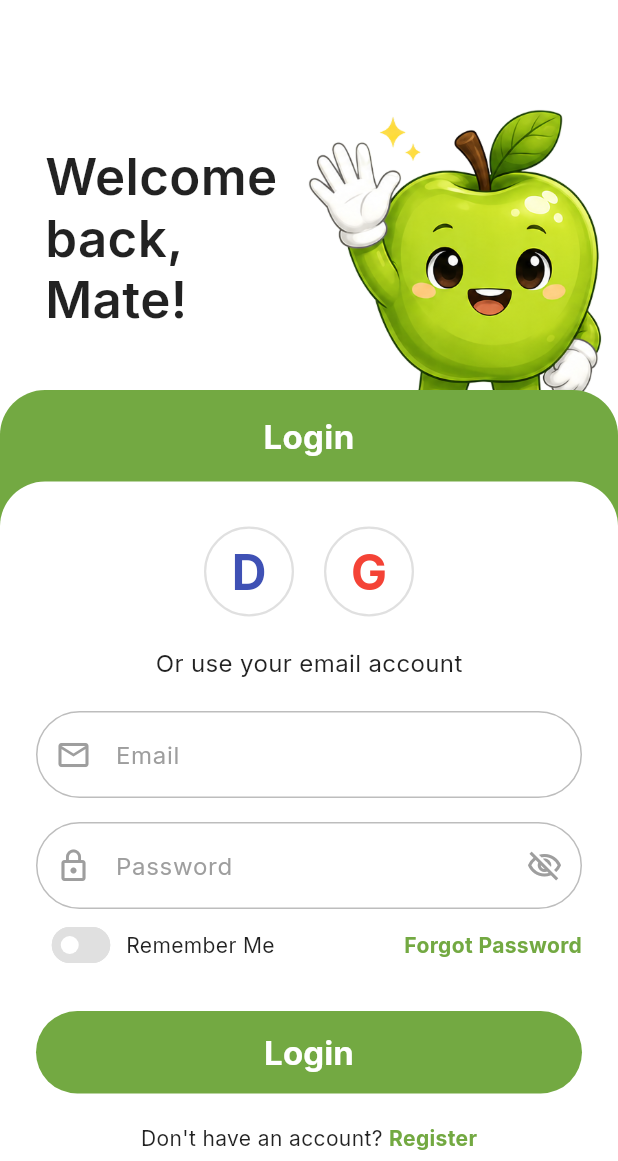
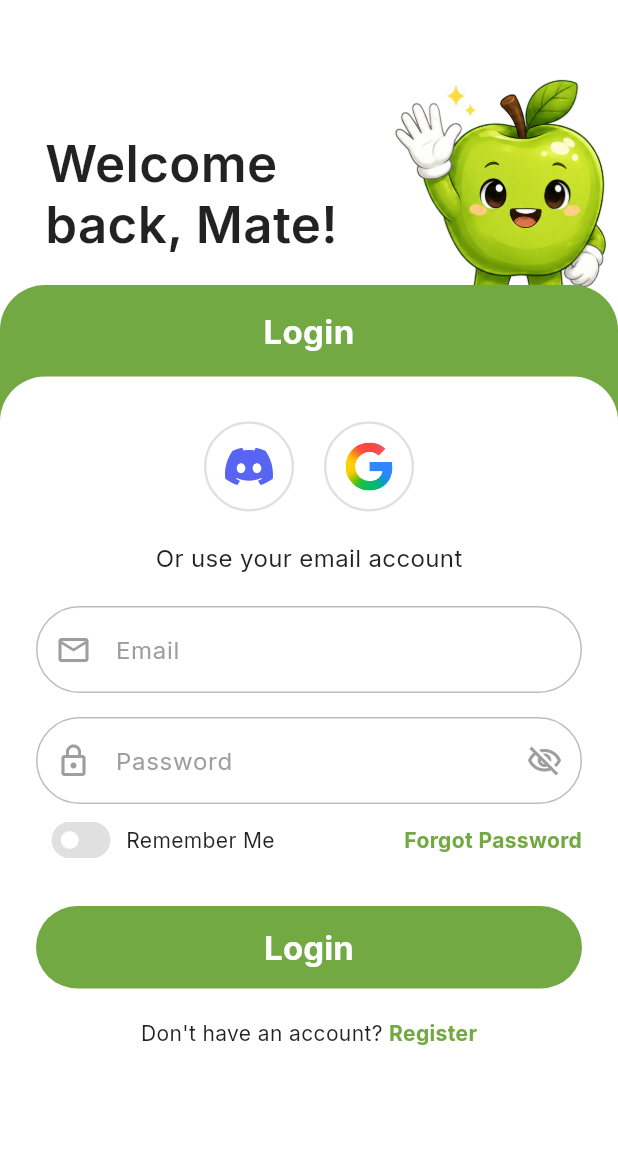
Before and after one commit to zidanmasadita/HomeCycle, a Flutter app: the screen it shows after launch, on a phone screen of 412 x 824 dp, the part 75-1236 px from its top. Run offline on Flutter 3.47's test engine with Material 3 defaults, Android fonts, the phone set to English and light mode, and no system bars; our stand-ins replace camera, easy_localization, flutter_local_notifications, flutter_svg, google_fonts, shared_preferences and 2 more; missing offline and left inert: tflite_flutter; accounts and stored records are empty.

Commit message:
Handle keyboard popup, adjust mascot size, and use SVG icons for social login

```diff
--- a/lib/features/auth/screens/login_screen.dart
+++ b/lib/features/auth/screens/login_screen.dart
@@ -8,6 +8,7 @@ import 'package:homesikil/core/theme/app_text_styles.dart';
 import 'package:homesikil/core/utils/app_snackbar.dart';
 import 'package:homesikil/core/utils/validators.dart';
 import 'package:homesikil/features/auth/provider/auth_provider.dart';
+import 'package:flutter_svg/flutter_svg.dart';
 import 'package:homesikil/routes/app_routes.dart';
 import 'register_screen.dart';
 
@@ -83,9 +84,11 @@ class _LoginScreenState extends State<LoginScreen> {
   Widget build(BuildContext context) {
     return Scaffold(
       backgroundColor: Colors.white,
-      resizeToAvoidBottomInset: false,
       body: SafeArea(
-        child: Column(
+        child: Builder(
+          builder: (context) {
+            final isKeyboardOpen = MediaQuery.of(context).viewInsets.bottom > 0;
+            return Column(
               crossAxisAlignment: CrossAxisAlignment.start,
               children: [
             // Logo
@@ -115,6 +118,7 @@ class _LoginScreenState extends State<LoginScreen> {
             ),
 
             // Welcome Text and Mascot
+            if (!isKeyboardOpen)
               Padding(
                 padding: const EdgeInsets.only(left: 30.0, right: 0.0, top: 10.0),
                 child: Row(
@@ -122,7 +126,7 @@ class _LoginScreenState extends State<LoginScreen> {
                   children: [
                     Expanded(
                       child: Padding(
-                      padding: const EdgeInsets.only(bottom: 40.0),
+                        padding: const EdgeInsets.only(bottom: 20.0),
                         child: Text(
                           "Welcome\nback, Mate!",
                           style: AppTextStyles.displayLarge,
@@ -130,16 +134,24 @@ class _LoginScreenState extends State<LoginScreen> {
                       ),
                     ),
                     Transform.translate(
-                    offset: const Offset(0, 45),
+                      offset: const Offset(0, 30),
                       child: Image.asset(
                         AppAssets.mascot2,
-                      height: 250,
+                        height: 180,
                         fit: BoxFit.contain,
                         errorBuilder: (context, error, stackTrace) =>
-                          const SizedBox(height: 250, width: 150),
+                            const SizedBox(height: 180, width: 150),
                       ),
                     ),
                   ],
+                ),
+              )
+            else
+              Padding(
+                padding: const EdgeInsets.only(left: 30.0, bottom: 20.0, top: 20.0),
+                child: Text(
+                  "Welcome\nback, Mate!",
+                  style: AppTextStyles.displayLarge,
                 ),
               ),
 
@@ -179,7 +191,7 @@ class _LoginScreenState extends State<LoginScreen> {
                           ),
                         ),
                         child: SingleChildScrollView(
-                          physics: const NeverScrollableScrollPhysics(),
+                          physics: const BouncingScrollPhysics(),
                           padding: const EdgeInsets.symmetric(
                             horizontal: 24.0,
                             vertical: 30.0,
@@ -385,6 +397,8 @@ class _LoginScreenState extends State<LoginScreen> {
               ),
             ),
           ],
+        );
+      },
     ),
   ),
     );
@@ -409,23 +423,9 @@ class _LoginScreenState extends State<LoginScreen> {
         ),
         child: Center(
           child: isGoogle
-              ? const Text(
-                  'G',
-                  style: TextStyle(
-                    fontSize: 32,
-                    fontWeight: FontWeight.bold,
-                    color: Colors.red,
-                  ),
-                )
+              ? SvgPicture.asset('assets/images/icons/google.svg', width: 32, height: 32)
               : isDiscord
-              ? const Text(
-                  'D',
-                  style: TextStyle(
-                    fontSize: 32,
-                    fontWeight: FontWeight.bold,
-                    color: Colors.indigo,
-                  ),
-                )
+                  ? SvgPicture.asset('assets/images/icons/discord.svg', width: 32, height: 32)
                   : Icon(icon, color: color, size: 36),
         ),
       ),
--- a/pubspec.yaml
+++ b/pubspec.yaml
@@ -47,6 +47,7 @@ dependencies:
   uuid: ^4.5.3
   timeago: ^3.7.1
   intl: ^0.20.2
+  flutter_svg: ^2.3.0
 dev_dependencies:
   flutter_test:
     sdk: flutter
```
Also changed, not shown: lib/features/auth/screens/register_screen.dart (+23 -9 lines), assets/images/icons/discord.svg (added), assets/images/icons/google.svg (added), pubspec.lock. Lines whose indentation alone changed are shown as unchanged.
